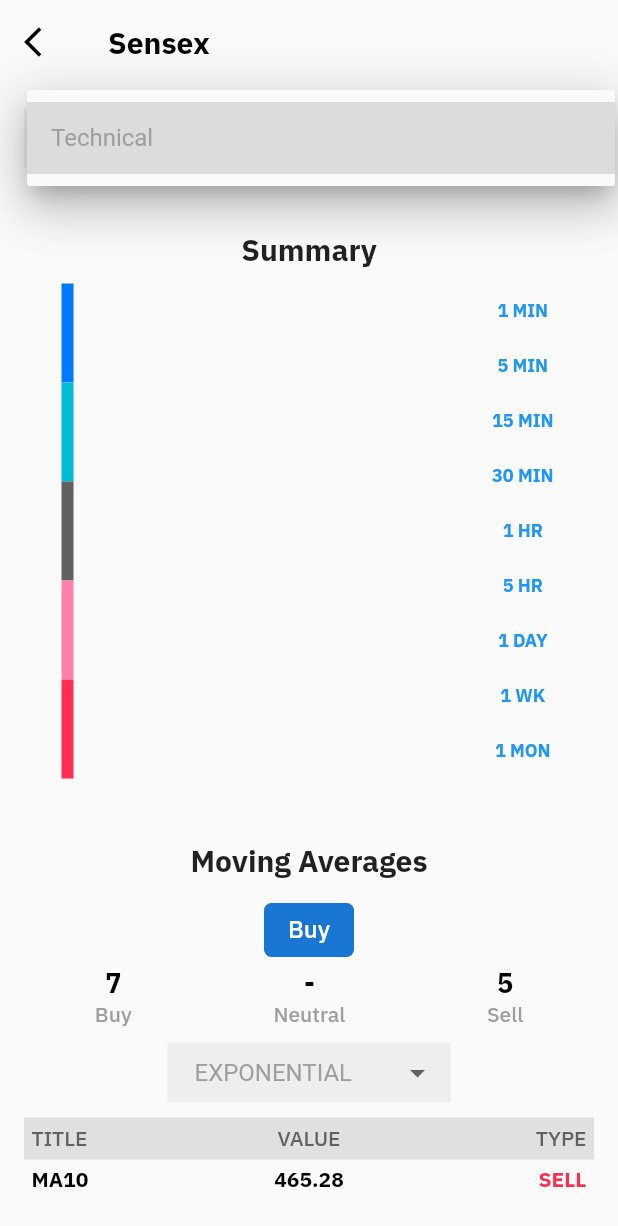
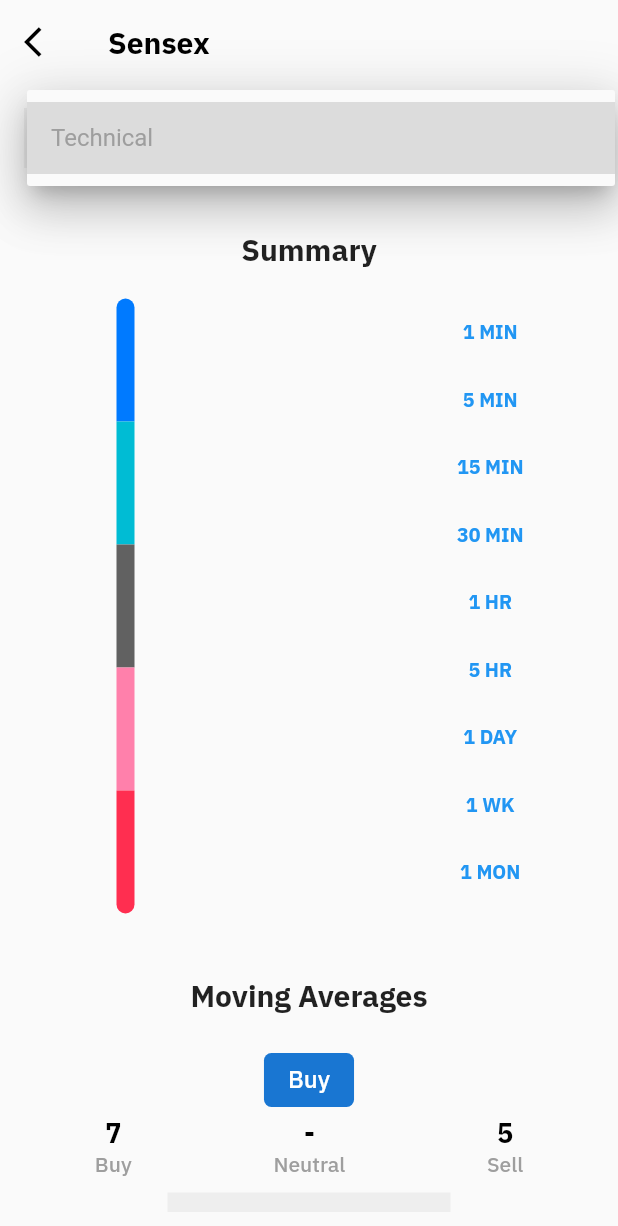
Before and after one commit to aakar-gupta-1/UI_Samples, a Flutter app: the screen it shows after launch, after a tap on "Technical", on a phone screen of 412 x 824 dp. Shown: the top 1226 px of the screen. Run offline on Flutter 3.47's test engine with Material 2 defaults, Android fonts, the phone set to English and light mode, and no system bars; statements that could not run were skipped.

Commit message:
third commit

```diff
--- a/lib/widgets/colorful_bar.dart
+++ b/lib/widgets/colorful_bar.dart
@@ -51,9 +51,12 @@ class ColorfulBar extends StatelessWidget {
     return Row(
       children: [
         Container(
-          height: 66,
-          width: 8,
-          color: cList[i][1],
+          height: 82,
+          width: 12,
+          decoration: BoxDecoration(
+            color: cList[i][1],
+            borderRadius: BorderRadius.vertical(top: (i==0) ? Radius.circular(20): Radius.zero ,bottom: (i==4) ? Radius.circular(20) : Radius.zero),
+          ),
         ),
         (i==index) ? pointerBox(cList[i][0], cList[i][1]) : SizedBox(height: 0.0,width: 0.0,),
       ],
@@ -63,13 +66,11 @@ class ColorfulBar extends StatelessWidget {
   @override
   Widget build(BuildContext context) {
     return Padding(
-      padding: EdgeInsets.only(left: 25),
+      padding: EdgeInsets.only(left: 40),
       child: Container(
-        height: 330,
-        width: 100,
-        decoration: BoxDecoration(
-          borderRadius: BorderRadius.all(Radius.circular(20)),
-        ),
+        height: 410,
+        width: 80,
+
         child: ListView.builder(
           itemCount: 5,
           itemBuilder: (ctx, index) => bar(index),
--- a/lib/widgets/heading.dart
+++ b/lib/widgets/heading.dart
@@ -6,7 +6,7 @@ class Heading extends StatelessWidget {
   @override
   Widget build(BuildContext context) {
     return Padding(
-      padding: const EdgeInsets.only(top: 41,bottom: 10),
+      padding: const EdgeInsets.only(top: 41,bottom: 20),
       child: Text(
           text,
           style: TextStyle(
--- a/lib/widgets/moving_average.dart
+++ b/lib/widgets/moving_average.dart
@@ -44,6 +44,7 @@ class MovingAverages extends StatelessWidget {
                     'TITLE',
                     style: TextStyle(
                       color: Colors.grey[700],
+                      fontSize: 16,
                     ),
                     textAlign: TextAlign.left,
                   ),
@@ -51,7 +52,8 @@ class MovingAverages extends StatelessWidget {
                 Padding(
                   child: Text(
                     'VALUE',
-                    style: TextStyle(color: Colors.grey[700]),
+                    style: TextStyle(color: Colors.grey[700],
+                      fontSize: 16,),
                     textAlign: TextAlign.center,
                   ),
                   padding: EdgeInsets.symmetric(vertical: 5),
@@ -60,7 +62,7 @@ class MovingAverages extends StatelessWidget {
                   padding: const EdgeInsets.only(right: 5),
                   child: Text(
                     'TYPE',
-                    style: TextStyle(color: Colors.grey[700]),
+                    style: TextStyle(color: Colors.grey[700],fontSize: 16),
                     textAlign: TextAlign.right,
                   ),
                 ),
--- a/lib/widgets/summary_data.dart
+++ b/lib/widgets/summary_data.dart
@@ -35,8 +35,8 @@ class _SummaryDataState extends State<SummaryData> {
 
   Widget element(int index) {
     return Container(
-      width: 56,
-      height: 36.7,
+      width: 80,
+      height: 45,
       decoration: data[index][1]
           ? BoxDecoration(
               border: Border.all(
@@ -51,7 +51,7 @@ class _SummaryDataState extends State<SummaryData> {
           child: Text(
             data[index][0],
             style: TextStyle(
-                fontSize: 12,
+                fontSize: 13,
                 color: !data[index][1] ? Colors.grey[500] : Colors.black,
                 fontWeight: FontWeight.bold),
           )),
@@ -62,12 +62,13 @@ class _SummaryDataState extends State<SummaryData> {
   Widget build(BuildContext context) {
     return Row(
       crossAxisAlignment: CrossAxisAlignment.center,
-      mainAxisAlignment: MainAxisAlignment.spaceBetween,
+      mainAxisAlignment: MainAxisAlignment.spaceAround,
       children: [
         ColorfulBar(index: pos,),
+        SizedBox(width: 50,),
         Container(
           padding: EdgeInsets.only(right: 15),
-          height: 330,
+          height: 410,
           width: 80,
           child: ListView.builder(
             itemCount: 9,
--- a/lib/widgets/table_row.dart
+++ b/lib/widgets/table_row.dart
@@ -9,7 +9,7 @@ class RowData {
         style: TextStyle(
             color: Color.fromRGBO(255, 46, 80, 1),
             fontWeight: FontWeight.bold,
-            fontSize: 14),
+            fontSize: 15),
         textAlign: TextAlign.right,
       ),
     ),
@@ -18,7 +18,7 @@ class RowData {
       child: Text(
         'BUY',
         style: TextStyle(
-            color: Colors.blue, fontWeight: FontWeight.bold, fontSize: 14),
+            color: Colors.blue, fontWeight: FontWeight.bold, fontSize: 15),
         textAlign: TextAlign.right,
       ),
     ),
@@ -27,7 +27,7 @@ class RowData {
       child: Text(
         'Neutral',
         style: TextStyle(
-            color: Colors.grey[700], fontSize: 14, fontWeight: FontWeight.bold),
+            color: Colors.grey[700], fontSize: 15, fontWeight: FontWeight.bold),
         textAlign: TextAlign.right,
       ),
     ),
@@ -36,7 +36,7 @@ class RowData {
       child: Text(
         'Less Volatility',
         style: TextStyle(
-            color: Colors.black, fontSize: 14, fontWeight: FontWeight.bold),
+            color: Colors.black, fontSize: 15, fontWeight: FontWeight.bold),
         textAlign: TextAlign.right,
       ),
     ),
@@ -51,7 +51,7 @@ class RowData {
             title,
             textAlign: TextAlign.left,
             style: TextStyle(
-                color: Colors.black, fontWeight: FontWeight.bold, fontSize: 14),
+                color: Colors.black, fontWeight: FontWeight.bold, fontSize: 15),
           ),
         ),
         Padding(
@@ -61,7 +61,7 @@ class RowData {
               style: TextStyle(
                   color: Colors.black,
                   fontWeight: FontWeight.bold,
-                  fontSize: 14)),
+                  fontSize: 15)),
         ),
         col[index],
       ],
--- a/lib/widgets/technical_indicators.dart
+++ b/lib/widgets/technical_indicators.dart
@@ -39,14 +39,14 @@ class TechnicalIndicators extends StatelessWidget {
                   padding: const EdgeInsets.only(left: 5),
                   child: Text(
                     'NAME',
-                    style: TextStyle(color: Colors.grey[700], fontSize: 14),
+                    style: TextStyle(color: Colors.grey[700], fontSize: 16),
                   ),
                 ),
                 Padding(
                   padding: const EdgeInsets.symmetric(vertical: 5),
                   child: Text(
                     'ACTION',
-                    style: TextStyle(color: Colors.grey[700], fontSize: 14),
+                    style: TextStyle(color: Colors.grey[700], fontSize: 16),
                     textAlign: TextAlign.center,
                   ),
                 ),
@@ -54,7 +54,7 @@ class TechnicalIndicators extends StatelessWidget {
                   padding: const EdgeInsets.only(right: 5),
                   child: Text(
                     'VALUE',
-                    style: TextStyle(color: Colors.grey[700], fontSize: 14),
+                    style: TextStyle(color: Colors.grey[700], fontSize: 16),
                     textAlign: TextAlign.right,
                   ),
                 ),
```
